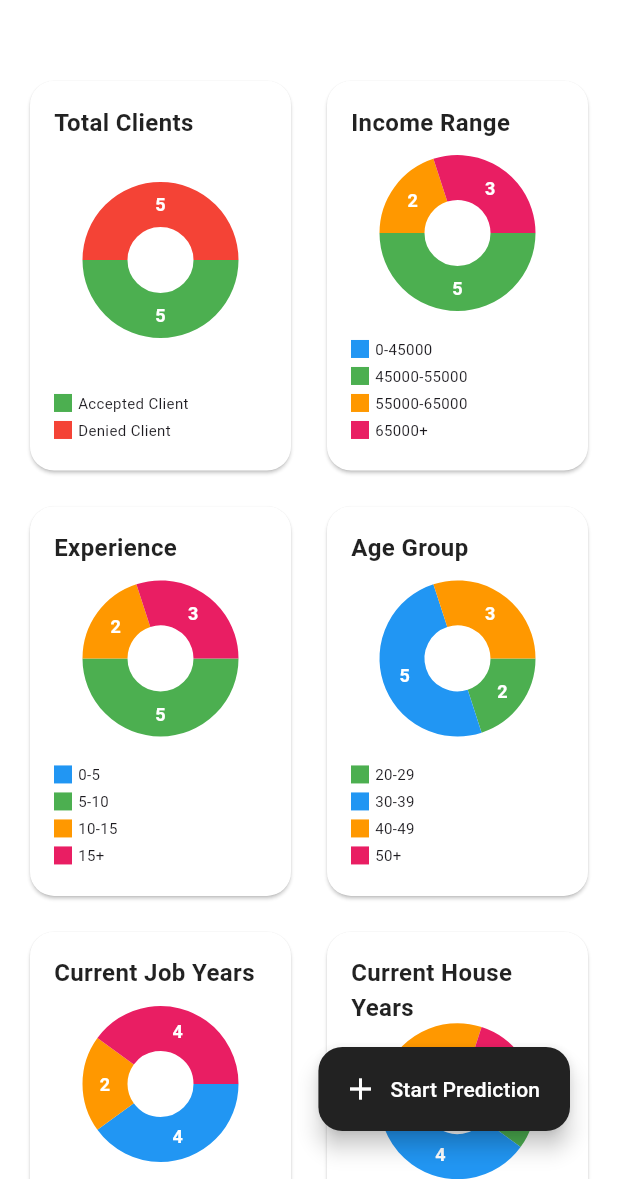
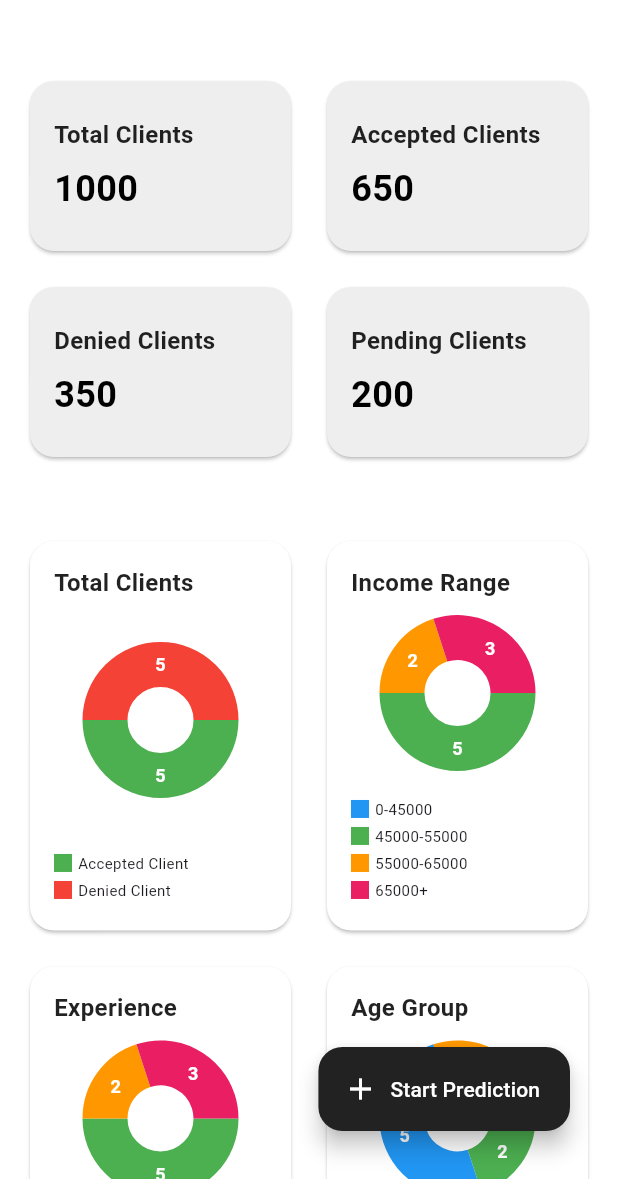
Before and after one commit to MohdSameer4532/MeeranaBanking, a Flutter app: the LoanGeneralAnalyticsPage screen opened directly, on a phone screen of 412 x 824 dp, the part 57-1236 px from its top. Run offline on Flutter 3.47's test engine with Material 3 defaults, Android fonts, the phone set to English and light mode, and no system bars; drawn by our look-alikes of fl_chart.

Commit message:
added 4 Card as Grid in General Analytics

```diff
--- a/lib/Fraud Detection/fraud_feature_comparison_graph.dart
+++ b/lib/Fraud Detection/fraud_feature_comparison_graph.dart
@@ -202,7 +202,7 @@ class FeatureComparisonGraph extends StatelessWidget {
   }
 
   Widget _buildFraudDetection() {
-    bool isFraud = _isFraudDetected();
+    _isFraudDetected();
 
     return Row(
       mainAxisAlignment: MainAxisAlignment.center,
--- a/lib/Loan Prediction/loan_general_analytics.dart
+++ b/lib/Loan Prediction/loan_general_analytics.dart
@@ -344,6 +344,12 @@ class _LoanGeneralAnalyticsPageState extends State<LoanGeneralAnalyticsPage> {
 
   @override
   Widget build(BuildContext context) {
+    // Sample values, replace these with your actual data
+    final int totalClients = 1000;
+    final int acceptedClients = 650;
+    final int deniedClients = 350;
+    final int pendingClients = 200; // Example additional metric
+
     return Scaffold(
       backgroundColor: Colors.white, // Set the background color of the Scaffold
       appBar: CustomAppBar(
@@ -357,6 +363,39 @@ class _LoanGeneralAnalyticsPageState extends State<LoanGeneralAnalyticsPage> {
         child: Column(
           crossAxisAlignment: CrossAxisAlignment.start,
           children: [
+            SizedBox(height: 16),
+            Padding(
+              padding: const EdgeInsets.all(16.0),
+              child: GridView.builder(
+                shrinkWrap: true,
+                physics: NeverScrollableScrollPhysics(),
+                gridDelegate: SliverGridDelegateWithFixedCrossAxisCount(
+                  crossAxisCount: 2,
+                  mainAxisSpacing: 16,
+                  crossAxisSpacing: 16,
+                  childAspectRatio: 1.5,
+                ),
+                itemCount: 4,
+                itemBuilder: (context, index) {
+                  switch (index) {
+                    case 0:
+                      return _buildCard(
+                          'Total Clients', totalClients.toString());
+                    case 1:
+                      return _buildCard(
+                          'Accepted Clients', acceptedClients.toString());
+                    case 2:
+                      return _buildCard(
+                          'Denied Clients', deniedClients.toString());
+                    case 3:
+                      return _buildCard(
+                          'Pending Clients', pendingClients.toString());
+                    default:
+                      return Container(); // Should never be reached
+                  }
+                },
+              ),
+            ),
             SizedBox(height: 16),
             Padding(
               padding: const EdgeInsets.all(16.0),
@@ -435,6 +474,39 @@ class _LoanGeneralAnalyticsPageState extends State<LoanGeneralAnalyticsPage> {
             ),
             backgroundColor: Color.fromARGB(255, 34, 34, 34),
           ),
+        ),
+      ),
+    );
+  }
+
+  Widget _buildCard(String title, String value) {
+    return Card(
+      shape: RoundedRectangleBorder(borderRadius: BorderRadius.circular(16)),
+      color: Colors.grey[200],
+      child: Padding(
+        padding: const EdgeInsets.all(16.0),
+        child: Column(
+          mainAxisAlignment: MainAxisAlignment.center,
+          crossAxisAlignment: CrossAxisAlignment.start,
+          children: [
+            Text(
+              title,
+              style: TextStyle(
+                fontSize: 16,
+                fontWeight: FontWeight.bold,
+                color: Colors.black87,
+              ),
+            ),
+            SizedBox(height: 8),
+            Text(
+              value,
+              style: TextStyle(
+                fontSize: 24,
+                fontWeight: FontWeight.bold,
+                color: Colors.black,
+              ),
+            ),
+          ],
         ),
       ),
     );
```
Also changed, not shown: lib/Loan Prediction/loan_feature_comparison.dart (+77 -28 lines).
